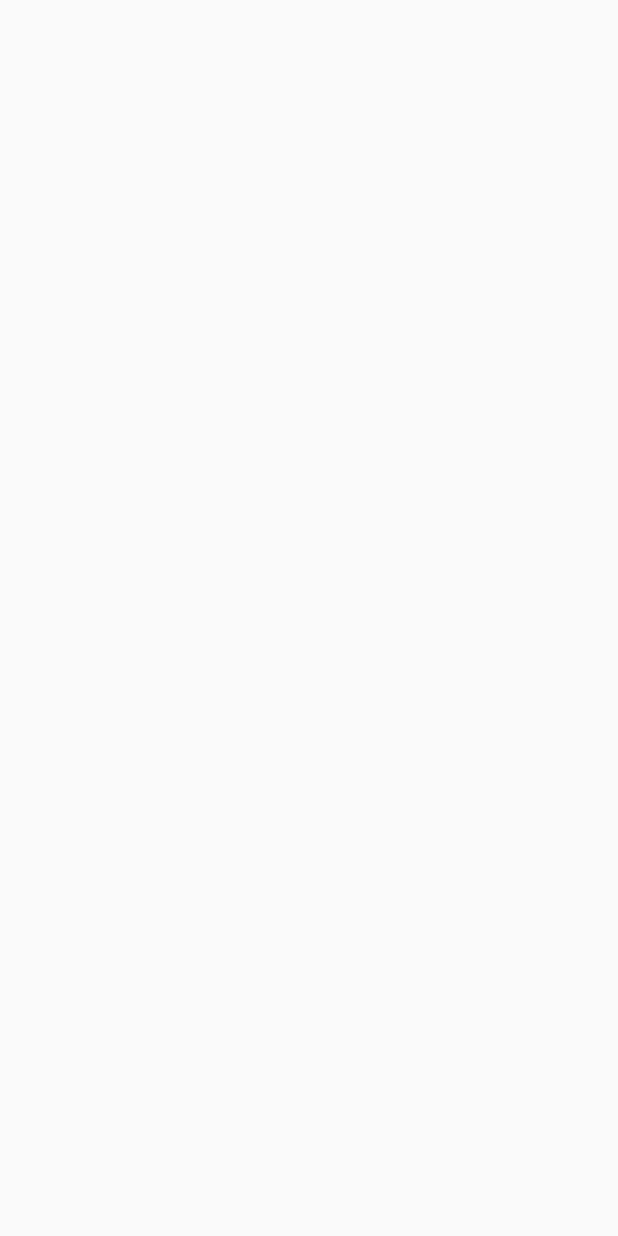
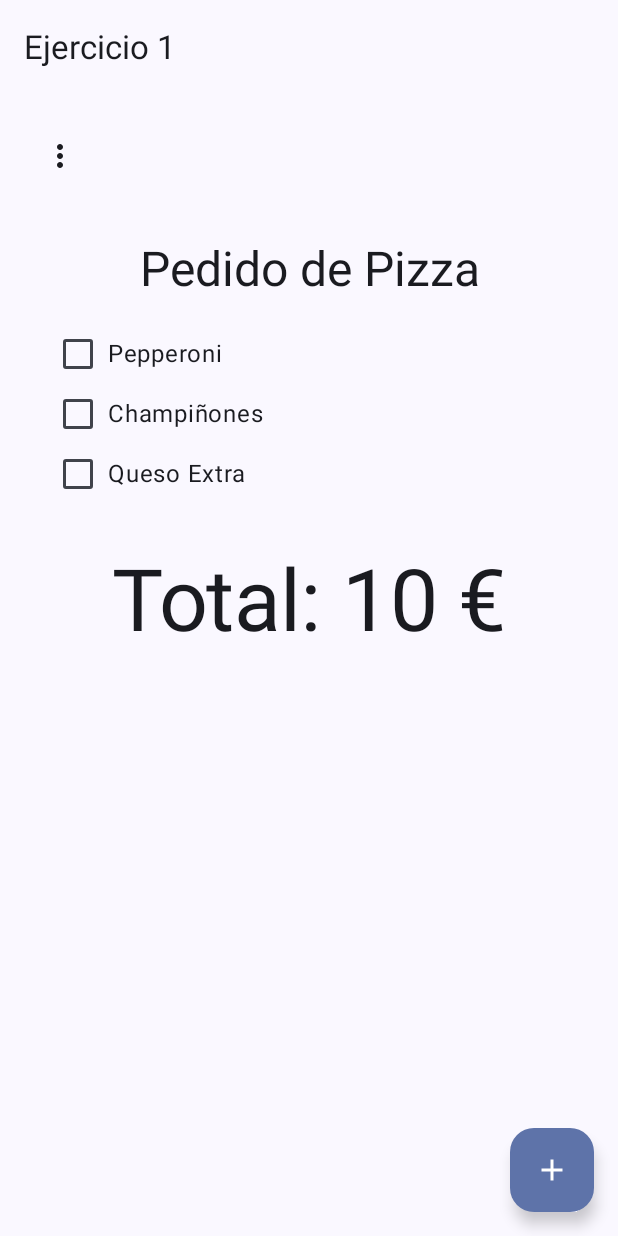
Before and after one commit to VictorSanchez2024DAM/T05OtrosComponentes, an Android app built with Jetpack Compose: the screen it shows after launch (MainActivity), on a phone screen of 412 x 824 dp. Before the commit the screen is empty. Run offline under Robolectric (Android 15) with nearby library versions, the light colour scheme and no system bars.

Commit message:
Ejercicio3

```diff
--- /dev/null
+++ b/app/src/main/java/net/iesseveroochoa/victorsanchez/t05otroscomponentes/Controles.kt
@@ -0,0 +1,74 @@
+package net.iesseveroochoa.victorsanchez.t05otroscomponentes
+
+import androidx.compose.foundation.layout.Box
+import androidx.compose.foundation.layout.PaddingValues
+import androidx.compose.foundation.layout.wrapContentSize
+import androidx.compose.material.icons.Icons
+import androidx.compose.material.icons.filled.MoreVert
+import androidx.compose.material3.*
+import androidx.compose.runtime.*
+import androidx.compose.ui.Modifier
+import androidx.compose.ui.res.stringArrayResource
+import androidx.compose.foundation.layout.*
+import androidx.compose.ui.unit.dp
+import android.widget.Toast
+import androidx.compose.ui.platform.LocalContext
+import androidx.compose.ui.res.stringResource
+
+// Pantalla principal con funcion composable body
+@Composable
+fun Body(
+    ejercicioSeleccionado: Int,
+    enEjercicioSeleccionado: (Int) -> Unit,
+    innerPadding: PaddingValues
+) {
+
+    val context = LocalContext.current
+    val listaEjercicios = stringArrayResource(R.array.opciones) // Recupera las opciones desde strings.xml
+
+    // Contenedor principal
+    Column(
+        modifier = Modifier
+            .padding(innerPadding)
+            .fillMaxSize()
+            .padding(16.dp)
+    ) {
+        var expanded by remember { mutableStateOf(false) }
+
+        // Botón desplegable para mostrar el menú
+        Box(modifier = Modifier.wrapContentSize()) {
+            IconButton(onClick = { expanded = true }) {
+                Icon(Icons.Default.MoreVert, contentDescription = stringResource(R.string.men_desplegable))
+            }
+
+            // Menú desplegable con las opciones de ejercicios
+            DropdownMenu(
+                expanded = expanded,
+                onDismissRequest = { expanded = false }
+            ) {
+                listaEjercicios.forEachIndexed { index, exercise ->
+                    DropdownMenuItem(
+                        text = { Text(exercise) },
+                        onClick = {
+                            enEjercicioSeleccionado(index)
+                            expanded = false
+                            // Mostrar el Toast cuando se selecciona un ejercicio
+                            Toast.makeText(context,
+                                context.getString(R.string.has_elegido, exercise), Toast.LENGTH_SHORT).show()
+                        }
+                    )
+                }
+            }
+        }
+
+        // Espacio entre el menú y el contenido
+        Spacer(modifier = Modifier.height(16.dp))
+
+        // Contenido según la opción seleccionada
+        when (ejercicioSeleccionado) {
+            0 -> PedidoPizzaScreen()
+            1 -> ColorPickerScreen()
+            else -> Text(text = stringResource(R.string.selecciona_un_ejercicio))
+        }
+    }
+}
--- a/app/src/main/java/net/iesseveroochoa/victorsanchez/t05otroscomponentes/MainActivity.kt
+++ b/app/src/main/java/net/iesseveroochoa/victorsanchez/t05otroscomponentes/MainActivity.kt
@@ -5,12 +5,28 @@ import androidx.activity.ComponentActivity
 import androidx.activity.compose.setContent
 import androidx.activity.enableEdgeToEdge
 import androidx.compose.foundation.layout.fillMaxSize
-import androidx.compose.foundation.layout.padding
+import androidx.compose.material.icons.Icons
+import androidx.compose.material.icons.filled.Add
+import androidx.compose.material3.ExperimentalMaterial3Api
+import androidx.compose.material3.FloatingActionButton
+import androidx.compose.material3.Icon
 import androidx.compose.material3.Scaffold
+import androidx.compose.material3.SnackbarHost
+import androidx.compose.material3.SnackbarHostState
 import androidx.compose.material3.Text
+import androidx.compose.material3.TopAppBar
 import androidx.compose.runtime.Composable
+import androidx.compose.runtime.getValue
+import androidx.compose.runtime.mutableStateOf
+import androidx.compose.runtime.remember
+import androidx.compose.runtime.rememberCoroutineScope
+import androidx.compose.runtime.setValue
 import androidx.compose.ui.Modifier
+import androidx.compose.ui.platform.LocalContext
+import androidx.compose.ui.res.stringArrayResource
+import androidx.compose.ui.res.stringResource
 import androidx.compose.ui.tooling.preview.Preview
+import kotlinx.coroutines.launch
 import net.iesseveroochoa.victorsanchez.t05otroscomponentes.ui.theme.T05OtrosComponentesTheme
 
 class MainActivity : ComponentActivity() {
@@ -20,8 +36,72 @@ class MainActivity : ComponentActivity() {
         setContent {
             T05OtrosComponentesTheme {
 
+                // Llamada a la función App
+                App()
 
             }
         }
     }
+
+    // Función principal de la aplicación
+    @OptIn(ExperimentalMaterial3Api::class)
+    @Composable
+    fun App() {
+        val listaEjercicios = stringArrayResource(R.array.opciones) // Recupera el array de ejercicios
+        var ejercicioSeleccionado by remember { mutableStateOf(0) } // Estado del ejercicio seleccionado
+        val context = LocalContext.current
+
+        // Estado necesario para manejar Snackbar
+        val snackbarHostState = remember { SnackbarHostState() }
+        val scope = rememberCoroutineScope()
+
+        // Scaffold con la TopBar y el FloatingActionButton
+        T05OtrosComponentesTheme {
+            Scaffold(
+                modifier = Modifier.fillMaxSize(),
+                topBar = {
+                    TopAppBar(
+                        title = {
+                            Text(text = listaEjercicios[ejercicioSeleccionado]) // Mostrar el ejercicio actual en la TopBar
+                        }
+                    )
+                },
+                // Botón flotante para mostrar el Snackbar
+                floatingActionButton = {
+                    FloatingActionButton(onClick = {
+                        // Mostrar el Snackbar cuando se pulsa el FloatingActionButton
+                        scope.launch {
+                            snackbarHostState.showSnackbar(
+                                message = getString(
+                                    R.string.snackbar_message,
+                                    listaEjercicios[ejercicioSeleccionado]
+                                )
+                            )
+                        }
+                    }) {
+                        Icon(Icons.Default.Add, contentDescription = stringResource(R.string.bot_n_flotante))
+                    }
+                },
+                snackbarHost = {
+                    SnackbarHost(hostState = snackbarHostState)
+                }
+            ) { innerPadding ->
+                // Contenido principal de la aplicación
+                Body(
+                    ejercicioSeleccionado = ejercicioSeleccionado,
+                    enEjercicioSeleccionado = { newIndex -> ejercicioSeleccionado = newIndex },
+                    innerPadding = innerPadding
+                )
+            }
+        }
+    }
+
+    // Funcion preview
+    @Preview(showBackground = true)
+    @Composable
+    fun PreviewApp() {
+        App()
+    }
+
+
 }
--- a/app/src/main/res/values/strings.xml
+++ b/app/src/main/res/values/strings.xml
@@ -3,9 +3,19 @@
     <string name="pedido_de_pizza">Pedido de Pizza</string>
     <string name="total">Total: %1$s €</string>
     <string name="ejercicio_2">Ejercicio 2</string>
+    <string name="selecciona_un_ejercicio">Selecciona un ejercicio</string>
+    <string name="snackbar_message">Víctor Sánchez Sánchez - %1$s</string>
+    <string name="bot_n_flotante">Botón flotante</string>
+    <string name="men_desplegable">Menú desplegable</string>
+    <string name="has_elegido">Has elegido %1$s</string>
     <string-array name="ingredients_array">
         <item>Pepperoni</item>
         <item>Champiñones</item>
         <item>Queso Extra</item>
     </string-array>
+
+    <string-array name="opciones">
+        <item>Ejercicio 1</item>
+        <item>Ejercicio 2</item>
+    </string-array>
 </resources>
```
